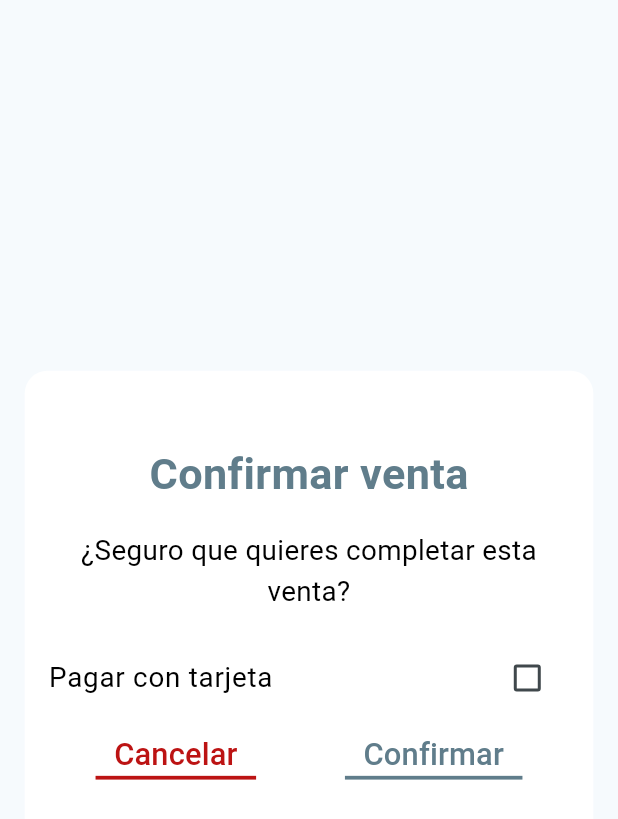
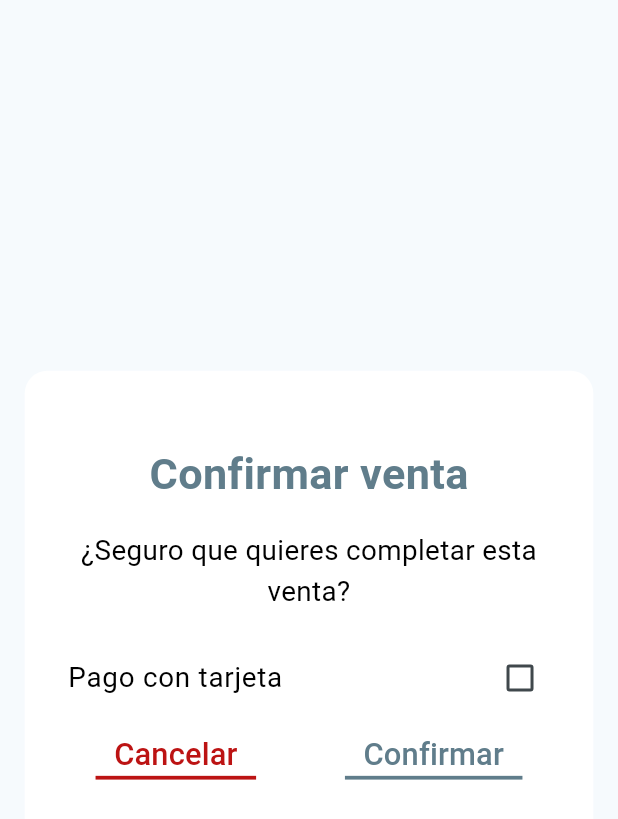
Before and after one commit to aalcolea/InventoryApp, a Flutter app: what showConfirmSellDialog() shows on an empty page, opened directly, on a phone screen of 412 x 824 dp. Shown: the top 819 px of the screen. Run offline on Flutter 3.47's test engine with Material 3 defaults, Android fonts, the phone set to English and light mode, and no system bars; our stand-ins replace connectivity_plus, device_info_plus, firebase_core, firebase_messaging, flutter_blue_plus, flutter_keyboard_visibility and 8 more; missing offline and left inert: esc_pos_utils, jaguar_jwt, pdf_viewer_plugin, qr_code_scanner, soundpool; accounts and stored records are empty; network calls fail.

Commit message:
ajutes para MSJD

```diff
--- a/lib/inventory/sellpoint/cart/utils/popUpTabs/showConfirmSellDialog.dart
+++ b/lib/inventory/sellpoint/cart/utils/popUpTabs/showConfirmSellDialog.dart
@@ -50,8 +50,10 @@
                       ),
                     ),
                     CheckboxListTile(
+                      contentPadding: EdgeInsets.symmetric(
+                          horizontal: MediaQuery.of(context).size.width * 0.07),
                       title: Text(
-                        'Pagar con tarjeta',
+                        'Pago con tarjeta',
                         style: TextStyle(
                           fontSize: MediaQuery.of(context).size.width * 0.045,
                           color: AppColors.blackColor,
--- a/lib/inventory/sellpoint/tickets/utils/sales/calendarSales.dart
+++ b/lib/inventory/sellpoint/tickets/utils/sales/calendarSales.dart
@@ -196,9 +196,10 @@
                           onTap: (CalendarTapDetails details) {
                             if (details.date != null) {
                               DateTime selectedDate = details.date!;
-                              DateTime now = DateTime.now();
+                              //DateTime now = DateTime.now();
                               if (selectedDate.isAfter(
-                                  DateTime(now.year, now.month, now.day))) {
+                                DateTime.now().add(const Duration(days: 1))
+                                  /*DateTime(now.year, now.month, now.day)*/)) {
                                 ScaffoldMessenger.of(context).showSnackBar(
                                   SnackBar(
                                       padding: EdgeInsets.only(
```
Also changed, not shown: lib/inventory/admin.dart (+20 -17 lines), lib/inventory/stock/searchBar.dart (+4 -4 lines).
